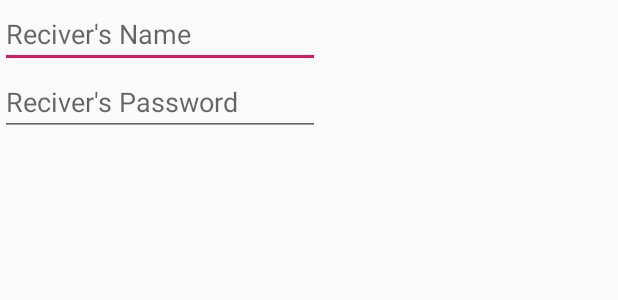
After one commit to AgnellusX1/BVH-PharmacyApp, an Android app: the layout nurse_login.xml on its own in the app's theme, with its tools: preview values and no code run, on a phone screen of 412 x 824 dp. The commit adds this screen. Shown: the top 300 px of the screen. Run offline under Robolectric (Android 15) with nearby library versions, the phone set to English and light mode, and no system bars.

Commit message:
UI: Enhanced Nurse Validation, Added Password Checking

```diff
--- a/app/src/main/java/com/agnellusx1/pharmacy/Tabs/NormalTab.java
+++ b/app/src/main/java/com/agnellusx1/pharmacy/Tabs/NormalTab.java
@@ -64,6 +64,7 @@ public class NormalTab extends Fragment {
 
         mRecyclerView=view.findViewById(R.id.normalList);
         mRecyclerView.setLayoutManager(new LinearLayoutManager(getContext()));
+
         itemList=new ArrayList<OrderSample>();
         itemList.clear();
 
--- /dev/null
+++ b/app/src/main/res/layout/nurse_login.xml
@@ -0,0 +1,36 @@
+<?xml version="1.0" encoding="utf-8"?>
+<androidx.constraintlayout.widget.ConstraintLayout
+    xmlns:android="http://schemas.android.com/apk/res/android"
+    xmlns:app="http://schemas.android.com/apk/res-auto"
+    xmlns:tools="http://schemas.android.com/tools"
+    android:id="@+id/linearLayout"
+    android:layout_width="wrap_content"
+    android:layout_height="wrap_content"
+    android:elevation="50dp"
+    >
+
+    <EditText
+        android:id="@+id/NurseId"
+        android:layout_width="wrap_content"
+        android:layout_height="wrap_content"
+        android:ems="10"
+        android:inputType="textPersonName"
+        app:layout_constraintTop_toTopOf="parent"
+        app:layout_constraintStart_toStartOf="parent"
+        app:layout_constraintEnd_toEndOf="parent"
+        app:layout_constraintBottom_toTopOf="@id/NursePass"
+        android:hint="Reciver's Name" />
+
+    <EditText
+        android:id="@+id/NursePass"
+        android:layout_width="wrap_content"
+        android:layout_height="wrap_content"
+        android:ems="10"
+        android:inputType="textPassword"
+        app:layout_constraintTop_toBottomOf="@id/NurseId"
+        app:layout_constraintStart_toStartOf="parent"
+        app:layout_constraintEnd_toEndOf="parent"
+        app:layout_constraintBottom_toBottomOf="parent"
+        android:hint="Reciver's Password"/>
+
+</androidx.constraintlayout.widget.ConstraintLayout>
```
Also changed, not shown: app/src/main/java/com/agnellusx1/pharmacy/Adapters/NormalAdapter.java (+88 -21 lines).
